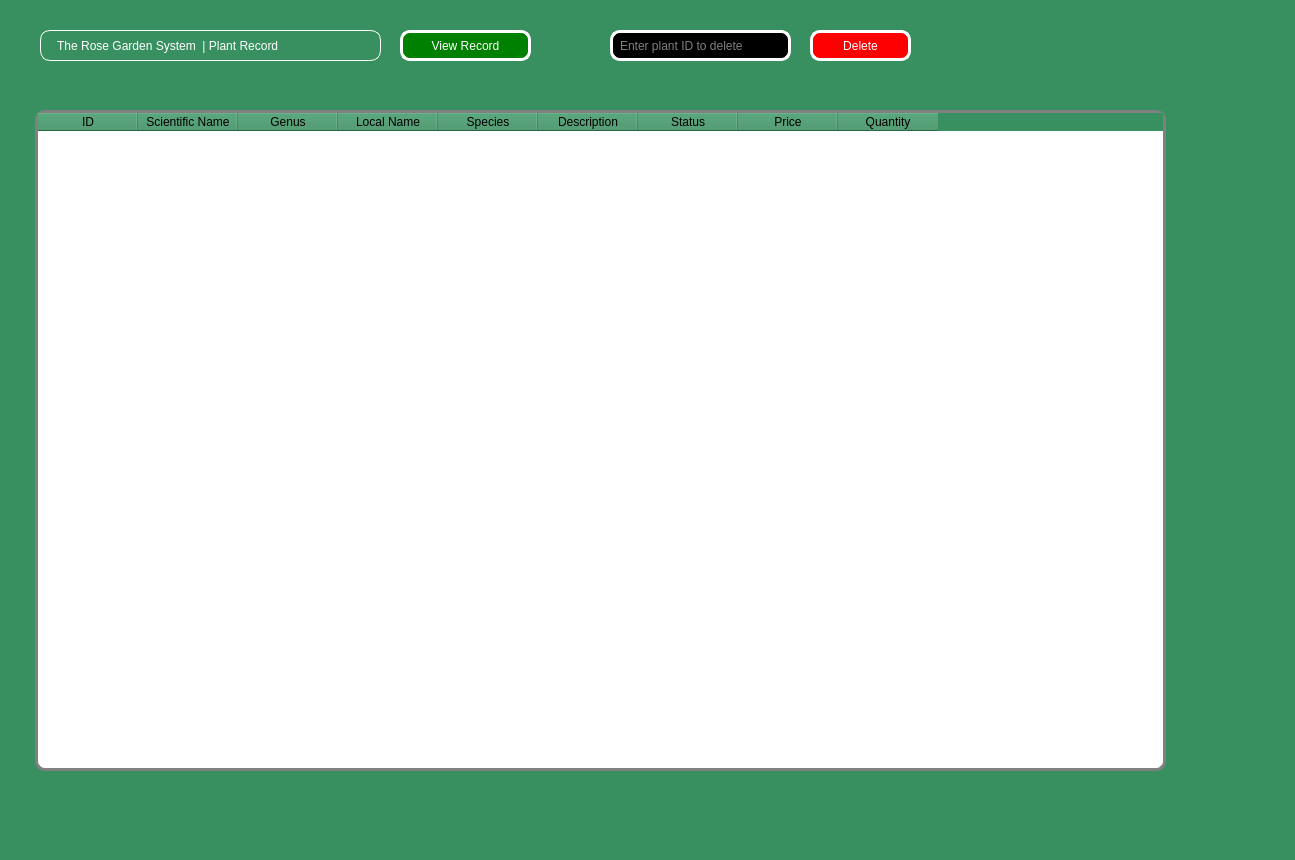
Old version of the form viewplants.ui in the repository Rabsoninnora/RoseGardenPlantCareSystem.
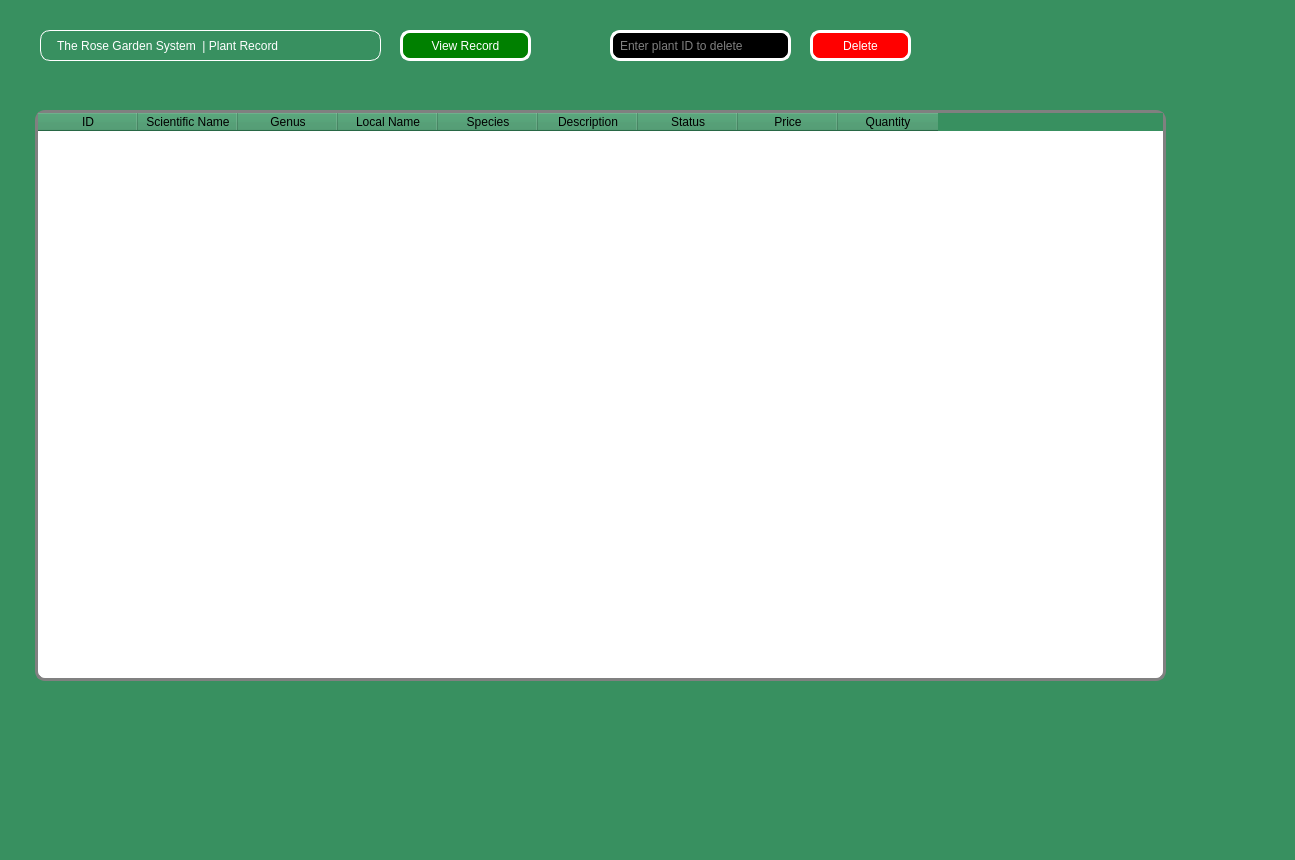
New version of the form. Icons and pictures are not drawn.

Diff of the .ui file:
```diff
--- a/viewplants.ui
+++ b/viewplants.ui
@@ -125,7 +125,7 @@
      <x>35</x>
      <y>110</y>
      <width>1131</width>
-     <height>661</height>
+     <height>571</height>
     </rect>
    </property>
    <property name="styleSheet">
```
